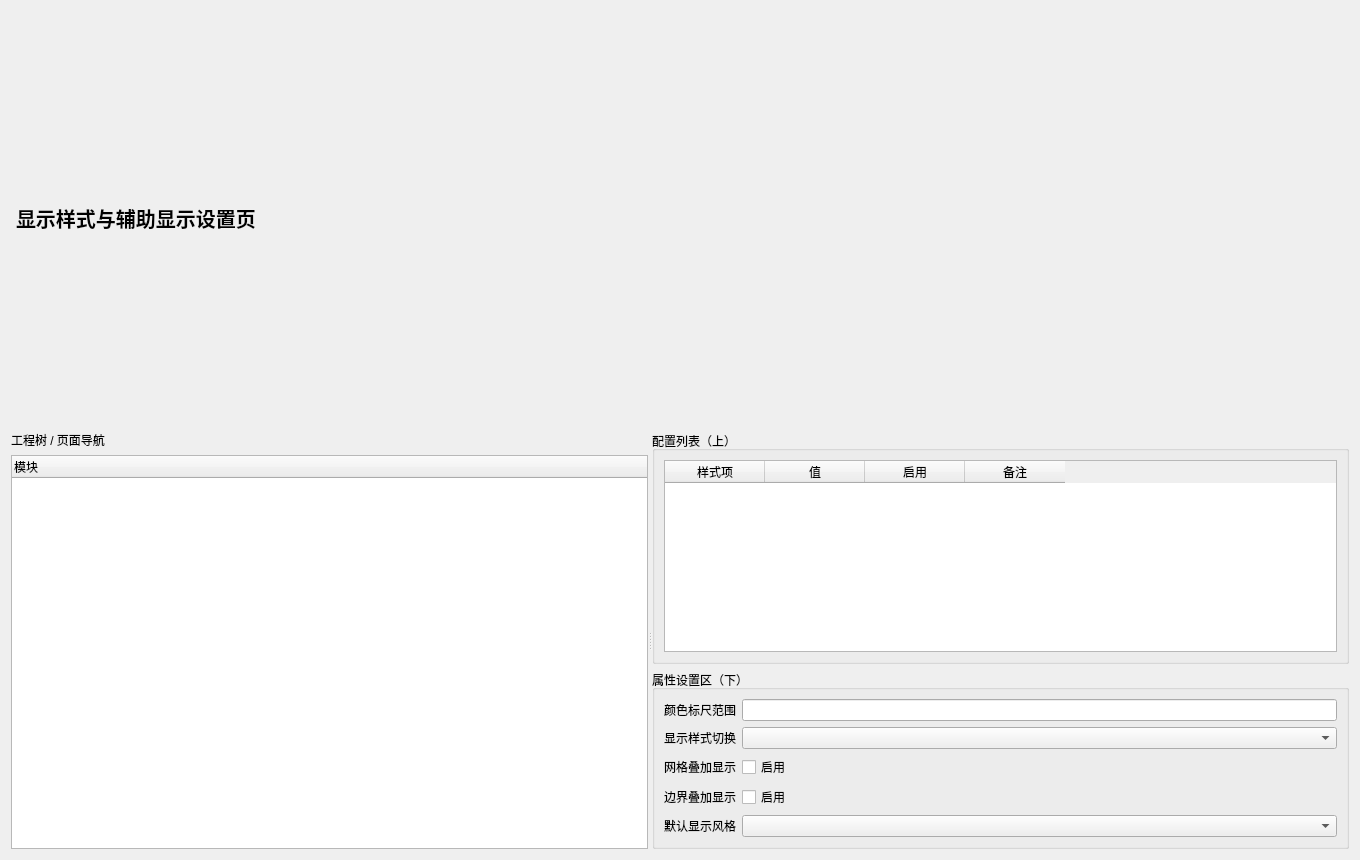
Above: plugins/Base_Display/VisualizationStyleAssistPage.ui from asd977/base_cae before the change. Below: the same form after it.
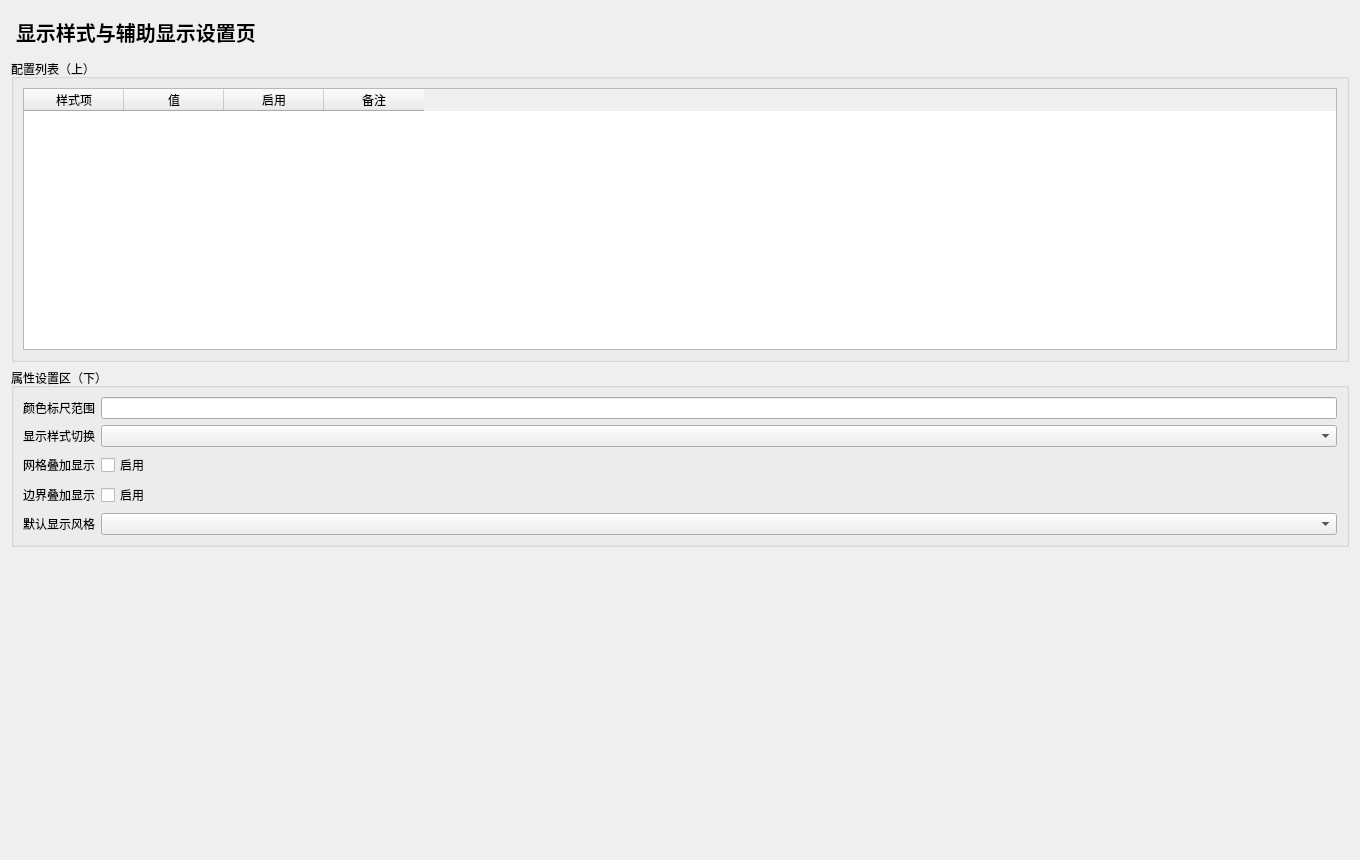
That is the form after the change.

Commit message: 按评审意见移除左侧导航并补充底部纵向弹簧

Diff of the .ui file:
```diff
--- a/plugins/Base_Display/VisualizationStyleAssistPage.ui
+++ b/plugins/Base_Display/VisualizationStyleAssistPage.ui
@@ -6,17 +6,6 @@
   <layout class="QVBoxLayout" name="rootLayout">
    <item><widget class="QLabel" name="titleLabel"><property name="styleSheet"><string notr="true">font-size:20px;font-weight:700;padding:6px 0;</string></property><property name="text"><string>显示样式与辅助显示设置页</string></property></widget></item>
    <item>
-    <widget class="QSplitter" name="mainSplitter">
-     <property name="orientation"><enum>Qt::Horizontal</enum></property>
-     <widget class="QWidget" name="leftPanel">
-      <layout class="QVBoxLayout" name="leftLayout">
-       <item><widget class="QLabel" name="navTitle"><property name="text"><string>工程树 / 页面导航</string></property></widget></item>
-       <item><widget class="QTreeWidget" name="navTree"><column><property name="text"><string>模块</string></property></column></widget></item>
-      </layout>
-     </widget>
-     <widget class="QWidget" name="rightPanel">
-      <layout class="QVBoxLayout" name="rightLayout">
-       <item>
         <widget class="QGroupBox" name="listGroup"><property name="title"><string>配置列表（上）</string></property>
          <layout class="QVBoxLayout" name="listLayout">
           <item><widget class="QTableWidget" name="configTable">              <column><property name="text"><string>样式项</string></property></column>
@@ -43,9 +32,11 @@
          </layout>
         </widget>
        </item>
-      </layout>
-     </widget>
-    </widget>
+   <item>
+    <spacer name="verticalSpacer">
+     <property name="orientation"><enum>Qt::Vertical</enum></property>
+     <property name="sizeHint" stdset="0"><size><width>20</width><height>40</height></size></property>
+    </spacer>
    </item>
   </layout>
  </widget>
```
Left out of the diff: 3 changed lines with no effect on the pictures. Lines whose indentation alone changed are shown as unchanged. The commit also changes 23 other files.
